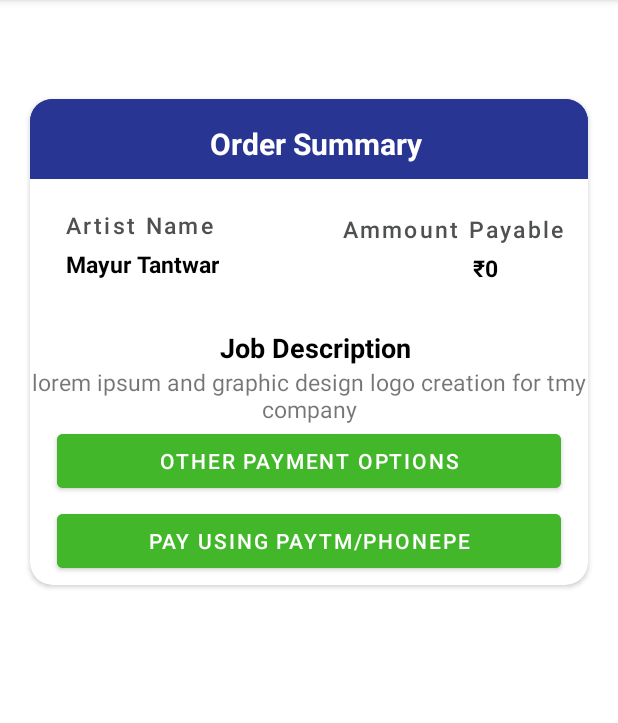
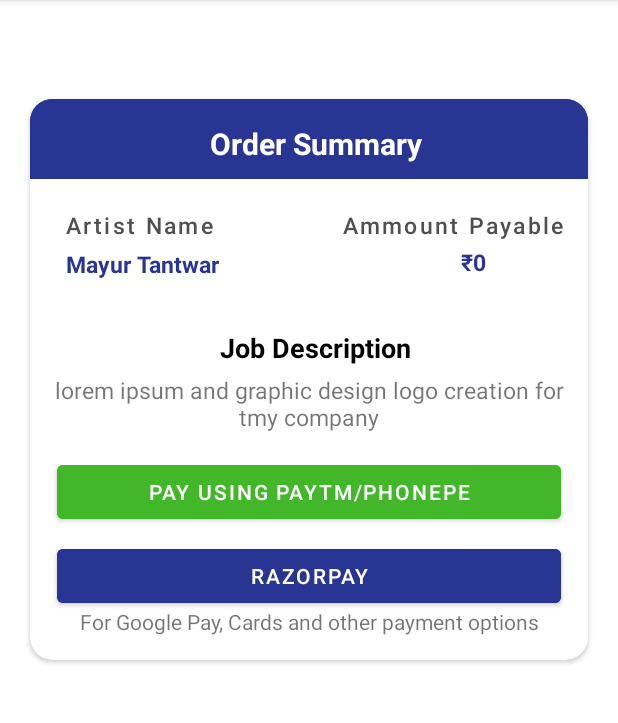
Before and after one commit to dubeyaayush07/blue_pencil, an Android app: the PaymentActivity screen opened directly, with no data from a screen before it, on a phone screen of 412 x 824 dp, the part 84-807 px from its top. Run offline under Robolectric (Android 15) with nearby library versions, the phone set to English and light mode, and no system bars; our stand-ins replace Firebase (no records; nobody signed in at launch, a user with empty details on screens opened directly), data binding; libraries missing offline, so code that uses them is left out: com.google.firestore.v1, com.razorpay; 5 statements that could not run were skipped.

Commit message:
UI Changes

```diff
--- a/app/src/main/res/layout/activity_payment.xml
+++ b/app/src/main/res/layout/activity_payment.xml
@@ -78,7 +78,9 @@
                             style="@style/CardTextView2"
                             android:layout_width="wrap_content"
                             android:layout_height="wrap_content"
-                            android:layout_marginEnd="44dp"
+                            android:layout_marginEnd="52dp"
+                            android:layout_marginBottom="4dp"
+                            android:textColor="#283593"
                             android:gravity="center"
                             android:text="0"
                             android:textSize="15sp"
@@ -110,13 +112,15 @@
                             android:textSize="15dp"
                             app:layout_constraintBottom_toTopOf="@+id/cost"
                             app:layout_constraintEnd_toEndOf="parent"
-                            app:layout_constraintTop_toTopOf="parent" />
+                            app:layout_constraintTop_toTopOf="parent"
+                            app:layout_constraintVertical_bias="0.0" />
 
                         <com.google.android.material.textview.MaterialTextView
                             android:id="@+id/name"
                             style="@style/CardTextView2"
                             android:layout_width="wrap_content"
                             android:layout_height="wrap_content"
+                            android:textColor="#283593"
                             android:gravity="center"
                             android:text="Mayur Tantwar"
                             android:textSize="15sp"
@@ -137,6 +141,7 @@
                             android:layout_height="wrap_content"
                             android:gravity="center"
                             android:text="Job Description"
+                            android:layout_marginBottom="5dp"
                             app:layout_constraintBottom_toBottomOf="parent"
                             app:layout_constraintEnd_toEndOf="parent"
                             app:layout_constraintStart_toStartOf="parent"
@@ -148,21 +153,18 @@
                         android:id="@+id/specification"
                         android:layout_width="wrap_content"
                         android:layout_height="wrap_content"
-                        android:gravity="center"
+                        android:textAlignment="center"
+                        android:gravity="center_horizontal"
+                        android:layout_marginLeft="15dp"
+                        android:layout_marginRight="15dp"
+                        android:layout_marginBottom="15dp"
                         android:text="lorem ipsum and graphic design logo creation for tmy company"
                         android:textSize="15sp" />
 
-                    <com.google.android.material.button.MaterialButton
-                        android:id="@+id/pay_other"
-                        style="@style/btn_style"
+                    <androidx.constraintlayout.widget.ConstraintLayout
                         android:layout_width="match_parent"
                         android:layout_height="wrap_content"
-                        android:layout_marginHorizontal="18dp"
-                        android:text="Other Payment Options"
-                        app:layout_constraintEnd_toEndOf="parent"
-                        app:layout_constraintStart_toStartOf="parent"
-                        app:layout_constraintTop_toBottomOf="@+id/pay"
-                        app:rippleColor="@color/white" />
+                        android:layout_marginBottom="8dp">
 
                         <com.google.android.material.button.MaterialButton
                             android:id="@+id/pay"
@@ -173,7 +175,49 @@
                             android:text="Pay using Paytm/PhonePe"
                             app:layout_constraintEnd_toEndOf="parent"
                             app:layout_constraintStart_toStartOf="parent"
+                            app:layout_constraintTop_toTopOf="parent"
                             app:rippleColor="@color/white" />
+
+                    </androidx.constraintlayout.widget.ConstraintLayout>
+
+
+
+                    <androidx.constraintlayout.widget.ConstraintLayout
+                        android:layout_width="match_parent"
+                        android:layout_height="80dp">
+
+                        <TextView
+                            android:id="@+id/textView16"
+                            android:layout_width="match_parent"
+                            android:layout_height="wrap_content"
+                            android:layout_marginBottom="16dp"
+                            android:text="For Google Pay, Cards and other payment options"
+                            android:textAlignment="center"
+                            app:layout_constraintBottom_toBottomOf="parent"
+                            app:layout_constraintEnd_toEndOf="parent"
+                            app:layout_constraintHorizontal_bias="0.0"
+                            app:layout_constraintStart_toStartOf="parent" />
+
+                        <com.google.android.material.button.MaterialButton
+                            android:id="@+id/pay_other"
+                            style="@style/btn_style"
+                            android:layout_width="match_parent"
+                            android:layout_height="wrap_content"
+                            android:layout_marginHorizontal="18dp"
+                            android:backgroundTint="#283593"
+                            android:text="Razorpay"
+                            app:layout_constraintBottom_toTopOf="@+id/textView16"
+                            app:layout_constraintEnd_toEndOf="parent"
+                            app:layout_constraintStart_toStartOf="parent"
+                            app:layout_constraintTop_toTopOf="parent"
+                            app:layout_constraintVertical_bias="0.0"
+                            app:rippleColor="@color/white" />
+
+                    </androidx.constraintlayout.widget.ConstraintLayout>
+
+
+
+
 
 
                 </LinearLayout>
```
Lines whose indentation alone changed are shown as unchanged.
